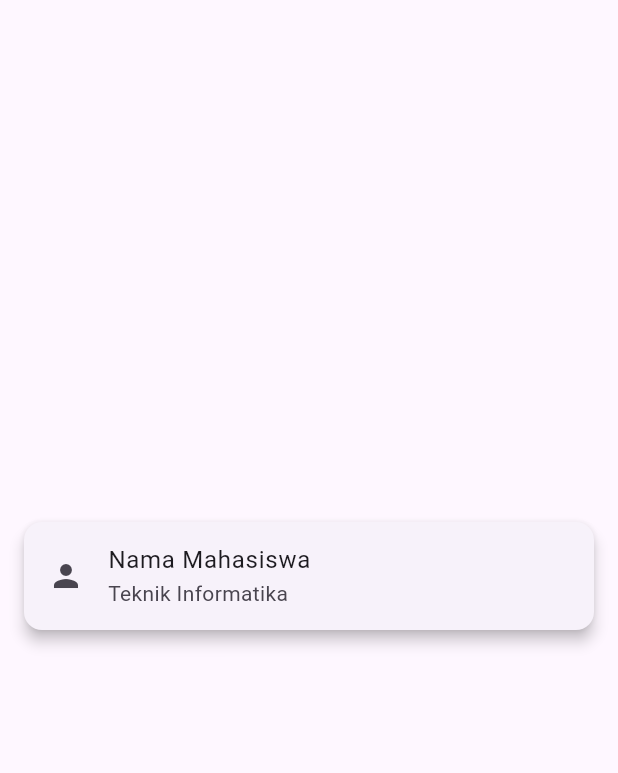
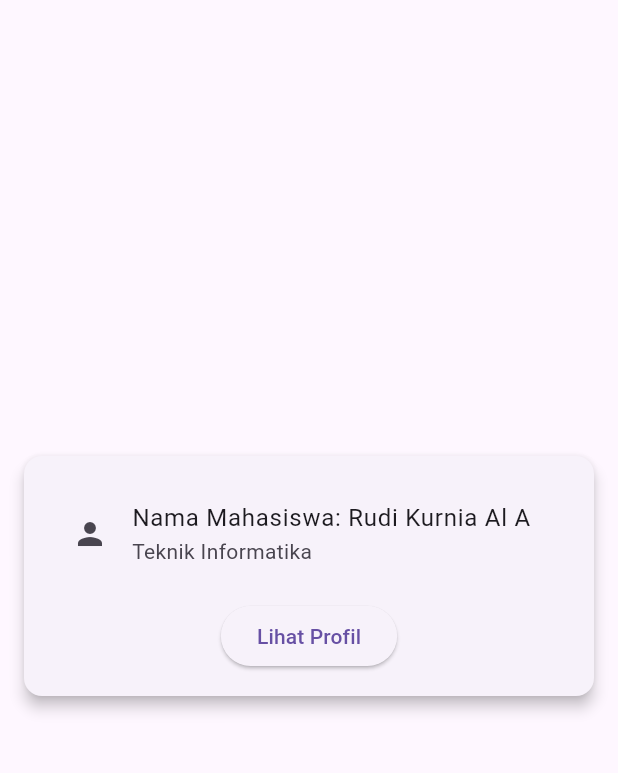
Before and after one commit to Ucokgagah/projek_flutter, a Flutter app: the screen it shows after launch, on a phone screen of 412 x 824 dp, the part 84-857 px from its top. Run offline on Flutter 3.47's test engine with Material 3 defaults, Android fonts, the phone set to English and light mode, and no system bars.

Commit message:
menambahkan tombol profil

```diff
--- a/styling_widget/lib/main.dart
+++ b/styling_widget/lib/main.dart
@@ -6,6 +6,7 @@ runApp(const MyApp());
 
 class MyApp extends StatelessWidget {
   const MyApp({super.key});
+
   @override
   Widget build(BuildContext context) {
     return MaterialApp(
@@ -19,10 +20,28 @@ body: Center(
           child: Card(
             elevation: 4,
             margin: const EdgeInsets.all(16),
-child: ListTile(
-leading: const Icon(Icons.person),
-title: const Text('Nama Mahasiswa'),
-subtitle: const Text('Teknik Informatika'),
+            child: Padding(
+              padding: const EdgeInsets.all(16), // Tambah padding biar rapi
+              child: Column(
+                mainAxisSize: MainAxisSize.min,
+                children: [
+                  const ListTile(
+                    leading: Icon(Icons.person),
+                    title: Text('Nama Mahasiswa: Rudi Kurnia Al A'),
+                    subtitle: Text('Teknik Informatika'),
+                  ),
+                  const SizedBox(height: 8), // Jarak antara teks dan tombol
+                  ElevatedButton(
+                    onPressed: () {
+                      // Aksi saat tombol ditekan
+                      ScaffoldMessenger.of(context).showSnackBar(
+                        const SnackBar(content: Text('Lihat Profil ditekan!')),
+                      );
+                    },
+                    child: const Text('Lihat Profil'),
+                  ),
+                ],
+              ),
             ),
           ),
         ),
```
Lines whose indentation alone changed are shown as unchanged.
